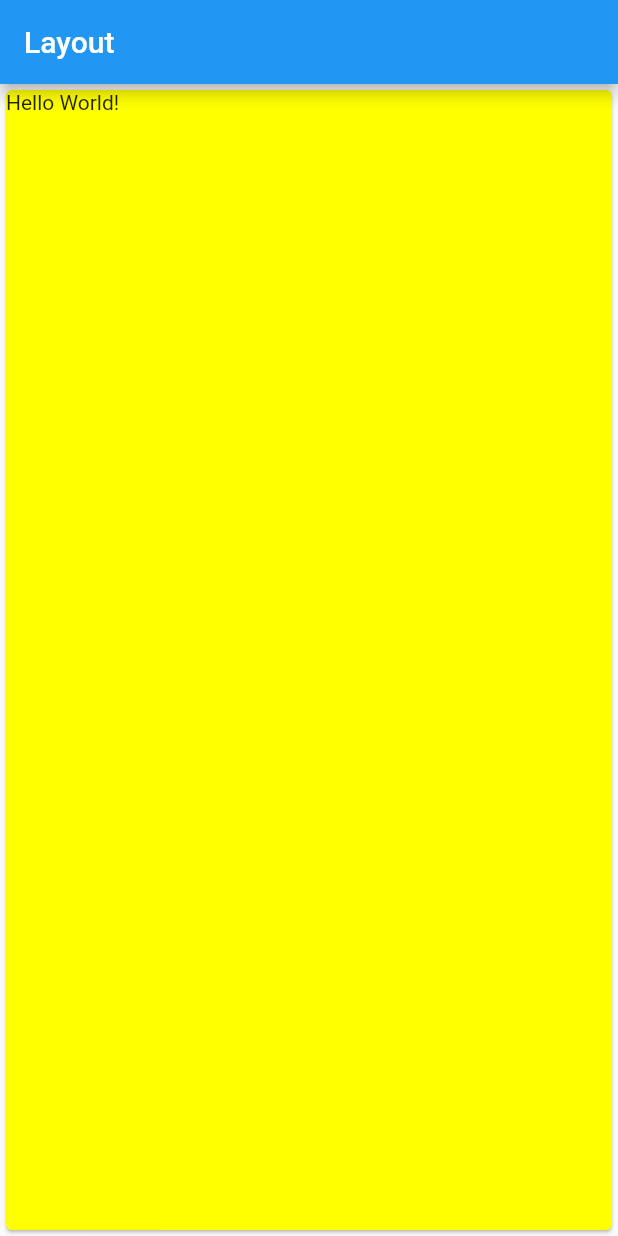
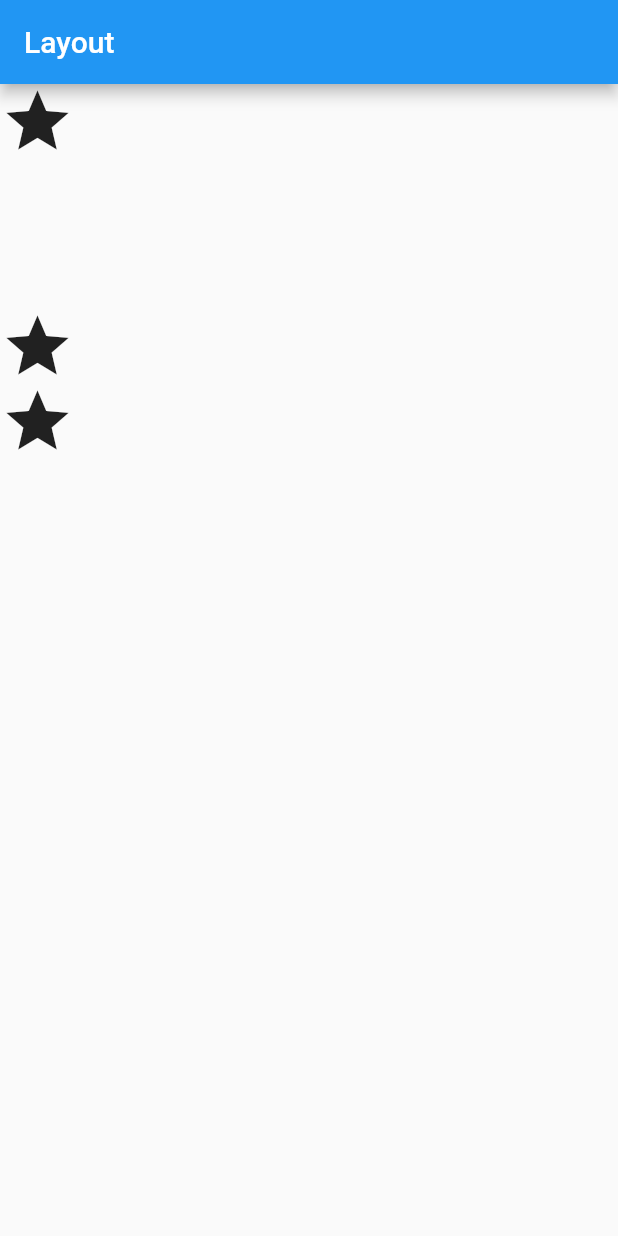
Before and after one commit to after-six/flutter-layout-wonwoo, a Flutter app: the screen it shows after launch, on a phone screen of 412 x 824 dp. Run offline on Flutter 3.47's test engine with Material 2 defaults, Android fonts, the phone set to English and light mode, and no system bars.

Commit message:
SizedBox padding

```diff
--- a/lib/main.dart
+++ b/lib/main.dart
@@ -11,11 +11,13 @@ class MyApp extends StatelessWidget {
         appBar: AppBar(
           title: Text('Layout'),
         ),
-        body: SizedBox.expand(
-          child: Card(
-            child: Text('Hello World!'),
-            color: Colors.yellowAccent,
-          ),
+        body: Column(
+          children: <Widget>[
+            Icon(Icons.star, size: 50),
+            const SizedBox(height: 100),
+            Icon(Icons.star, size: 50),
+            Icon(Icons.star, size: 50),
+          ],
         ),
       ),
     );
```
